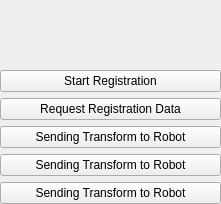
The window that LightWeightRobotIGT/Resources/UI/qSlicerLightWeightRobotIGTFooBarWidget.ui (SNRLab/LightWeightRobotIGT) describes before a commit, drawn with Qt 5.
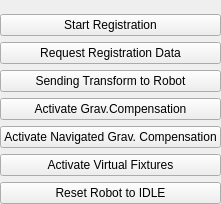
The same window after the commit. Custom widgets are drawn as their Qt base class.

What changed in the file:
```diff
--- a/LightWeightRobotIGT/Resources/UI/qSlicerLightWeightRobotIGTFooBarWidget.ui
+++ b/LightWeightRobotIGT/Resources/UI/qSlicerLightWeightRobotIGTFooBarWidget.ui
@@ -50,17 +50,31 @@
    <item>
     <widget class="QPushButton" name="GravComp">
      <property name="text">
-      <string>Sending Transform to Robot</string>
+      <string>Activate Grav.Compensation</string>
      </property>
     </widget>
    </item>
    <item>
     <widget class="QPushButton" name="NavGravComp">
      <property name="text">
-      <string>Sending Transform to Robot</string>
+      <string>Activate Navigated Grav. Compensation</string>
      </property>
     </widget>
    </item>
+    <item>
+      <widget class="QPushButton" name="VirtualFixtures">
+        <property name="text">
+          <string>Activate Virtual Fixtures</string>
+        </property>
+      </widget>
+    </item>
+    <item>
+      <widget class="QPushButton" name="IDLE">
+        <property name="text">
+          <string>Reset Robot to IDLE</string>
+        </property>
+      </widget>
+    </item>
   </layout>
  </widget>
  <customwidgets>
```
Left out of the diff: 96 changed lines with no effect on the pictures.
